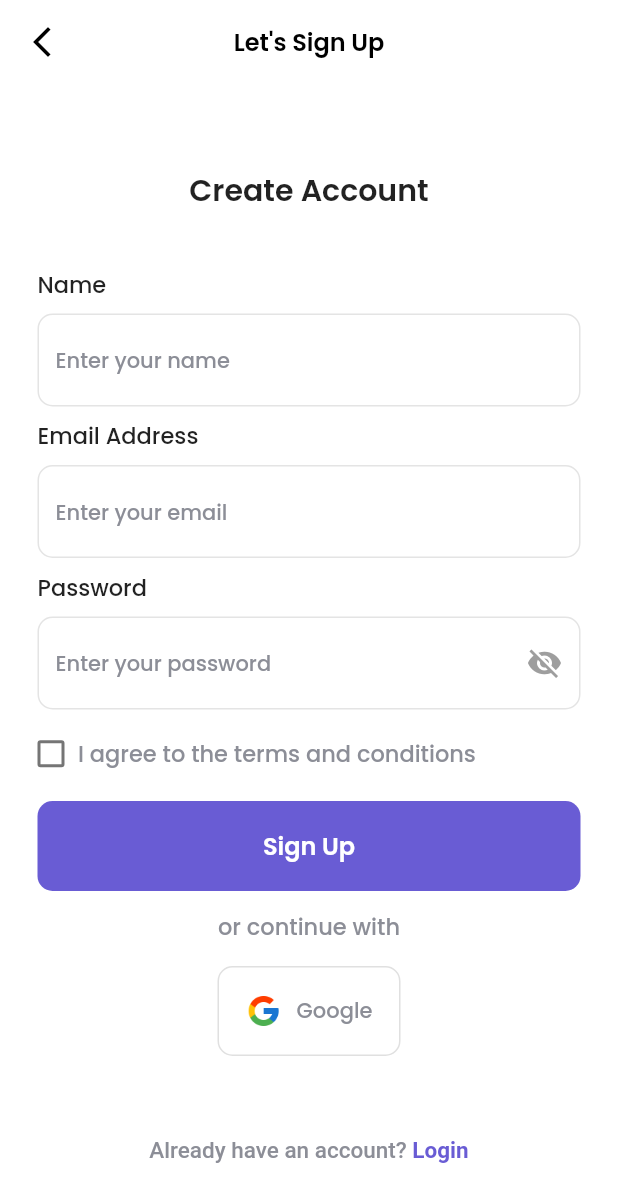
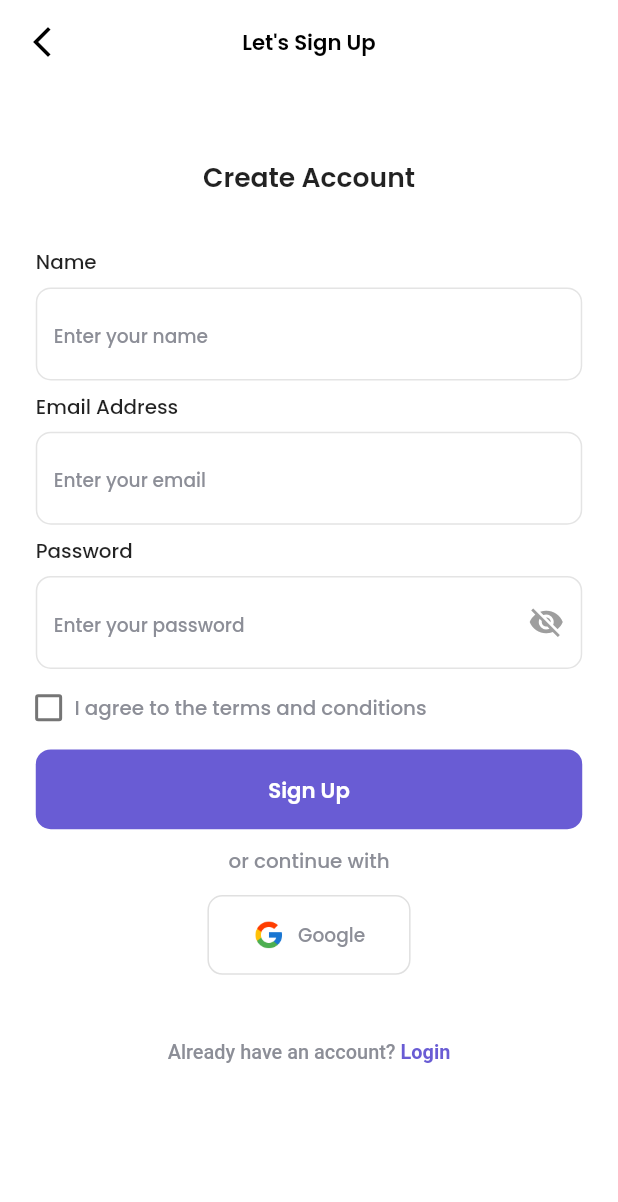
Before and after one commit to Coding-Club-IITG/AsterHF, a Flutter app: the SignupScreen screen opened by its route, on a phone screen of 412 x 824 dp. Shown: the top 1202 px of the screen. Run offline on Flutter 3.47's test engine with Material 2 defaults, Android fonts, the phone set to English and light mode, and no system bars; our stand-ins replace cloud_firestore, firebase_auth, firebase_core, flutter_screenutil, google_fonts, google_sign_in; missing offline and left inert: dart:html; accounts and stored records are empty.

Commit message:
made the screens responsive and fixed overflow

```diff
--- a/lib/screens/signup_screen.dart
+++ b/lib/screens/signup_screen.dart
@@ -1,8 +1,7 @@
 import '../widgets/button.dart';
 import 'package:flutter/gestures.dart';
 import 'package:flutter/material.dart';
-
-
+import 'package:flutter_screenutil/flutter_screenutil.dart';
 
 class SignupScreen extends StatefulWidget {
   const SignupScreen({Key? key}) : super(key: key);
@@ -23,10 +22,13 @@ class _SignupScreenState extends State<SignupScreen> {
       backgroundColor: Colors.white,
       appBar: AppBar(
         centerTitle: true,
-        title: const Text(
+        title: Text(
           'Let\'s Sign Up',
           style: TextStyle(
-              color: Colors.black, fontSize: 16, fontWeight: FontWeight.w600),
+            color: Colors.black,
+            fontSize: 16.sp,
+            fontWeight: FontWeight.w600,
+          ),
         ),
         elevation: 0,
         backgroundColor: Colors.white,
@@ -39,54 +41,60 @@ class _SignupScreenState extends State<SignupScreen> {
         ),
       ),
       body: SafeArea(
+        child: SingleChildScrollView(
+          physics: const BouncingScrollPhysics(),
           child: Container(
-          margin: const EdgeInsets.only(
-            left: 25,
-            right: 25,
-            top: 56,
-            bottom: 48,
+            height: 900.h,
+            margin: EdgeInsets.only(
+              left: 25.w,
+              right: 25.w,
+              top: 56.h,
+              bottom: 48.h,
             ),
             child: Column(
               mainAxisAlignment: MainAxisAlignment.start,
               crossAxisAlignment: CrossAxisAlignment.stretch,
               children: [
-              const Text(
+                Text(
                   'Create Account',
                   textAlign: TextAlign.center,
-                style: TextStyle(fontSize: 20,fontWeight: FontWeight.w600),
+                  style: TextStyle(
+                    fontSize: 20.sp,
+                    fontWeight: FontWeight.w600,
                   ),
-              const SizedBox(
-                height: 36,
                 ),
-              const Text(
+                SizedBox(
+                  height: 36.h,
+                ),
+                Text(
                   'Name',
                   style: TextStyle(
                     fontWeight: FontWeight.w500,
-                  fontSize: 15,
+                    fontSize: 15.sp,
                   ),
                 ),
-              const SizedBox(
-                height: 8,
+                SizedBox(
+                  height: 8.h,
                 ),
-              const TextField(
+                TextField(
                   textInputAction: TextInputAction.next,
                   keyboardType: TextInputType.name,
-                cursorColor: Color.fromRGBO(140, 142, 151, 1),
+                  cursorColor: const Color.fromRGBO(140, 142, 151, 1),
                   decoration: InputDecoration(
                     hintText: 'Enter your name',
                     hintStyle: TextStyle(
-                    color: Color.fromRGBO(140, 142, 151, 1),
+                      color: const Color.fromRGBO(140, 142, 151, 1),
                       fontWeight: FontWeight.w500,
-                    fontSize: 14,
+                      fontSize: 14.sp,
                     ),
-                  focusedBorder: OutlineInputBorder(
+                    focusedBorder: const OutlineInputBorder(
                       borderRadius: BorderRadius.all(Radius.circular(10)),
                       borderSide: BorderSide(
                         color: Colors.grey,
                         width: 1,
                       ),
                     ),
-                  enabledBorder: OutlineInputBorder(
+                    enabledBorder: const OutlineInputBorder(
                       borderRadius: BorderRadius.all(Radius.circular(10)),
                       borderSide: BorderSide(
                         color: Color.fromARGB(224, 224, 224, 224),
@@ -95,36 +103,38 @@ class _SignupScreenState extends State<SignupScreen> {
                     ),
                   ),
                 ),
-              const SizedBox(height: 8,),
-              const Text(
+                SizedBox(
+                  height: 8.h,
+                ),
+                Text(
                   'Email Address',
                   style: TextStyle(
                     fontWeight: FontWeight.w500,
-                  fontSize: 15,
+                    fontSize: 15.sp,
                   ),
                 ),
-              const SizedBox(
-                height: 8,
+                SizedBox(
+                  height: 8.h,
                 ),
-              const TextField(
+                TextField(
                   textInputAction: TextInputAction.next,
                   keyboardType: TextInputType.emailAddress,
-                cursorColor: Color.fromRGBO(140, 142, 151, 1),
+                  cursorColor: const Color.fromRGBO(140, 142, 151, 1),
                   decoration: InputDecoration(
                     hintText: 'Enter your email',
                     hintStyle: TextStyle(
-                    color: Color.fromRGBO(140, 142, 151, 1),
+                      color: const Color.fromRGBO(140, 142, 151, 1),
                       fontWeight: FontWeight.w500,
-                    fontSize: 14,
+                      fontSize: 14.sp,
                     ),
-                  focusedBorder: OutlineInputBorder(
+                    focusedBorder: const OutlineInputBorder(
                       borderRadius: BorderRadius.all(Radius.circular(10)),
                       borderSide: BorderSide(
                         color: Colors.grey,
                         width: 1,
                       ),
                     ),
-                  enabledBorder: OutlineInputBorder(
+                    enabledBorder: const OutlineInputBorder(
                       borderRadius: BorderRadius.all(Radius.circular(10)),
                       borderSide: BorderSide(
                         color: Color.fromARGB(224, 224, 224, 224),
@@ -133,18 +143,18 @@ class _SignupScreenState extends State<SignupScreen> {
                     ),
                   ),
                 ),
-              const SizedBox(
-                height: 8,
+                SizedBox(
+                  height: 8.h,
                 ),
-              const Text(
+                Text(
                   'Password',
                   style: TextStyle(
                     fontWeight: FontWeight.w500,
-                  fontSize: 15,
+                    fontSize: 15.sp,
                   ),
                 ),
-              const SizedBox(
-                height: 8,
+                SizedBox(
+                  height: 8.h,
                 ),
                 TextField(
                   textInputAction: TextInputAction.next,
@@ -171,10 +181,10 @@ class _SignupScreenState extends State<SignupScreen> {
                             ),
                     ),
                     hintText: 'Enter your password',
-                  hintStyle: const TextStyle(
-                    color: Color.fromRGBO(140, 142, 151, 1),
+                    hintStyle: TextStyle(
+                      color: const Color.fromRGBO(140, 142, 151, 1),
                       fontWeight: FontWeight.w500,
-                    fontSize: 14,
+                      fontSize: 14.sp,
                     ),
                     focusedBorder: const OutlineInputBorder(
                       borderRadius: BorderRadius.all(Radius.circular(10)),
@@ -192,14 +202,14 @@ class _SignupScreenState extends State<SignupScreen> {
                     ),
                   ),
                 ),
-              const SizedBox(
-                height: 18,
+                SizedBox(
+                  height: 18.h,
                 ),
                 Row(
                   children: [
                     SizedBox(
-                    height: 18,
-                    width: 18,
+                      height: 18.h,
+                      width: 18.w,
                       child: Checkbox(
                         shape: RoundedRectangleBorder(
                             borderRadius: BorderRadius.circular(2.0),
@@ -216,53 +226,53 @@ class _SignupScreenState extends State<SignupScreen> {
                         },
                       ),
                     ),
-                  const SizedBox(
-                    width: 9,
+                    SizedBox(
+                      width: 9.w,
                     ),
-                  const Text(
+                    Text(
                       'I agree to the terms and conditions',
                       style: TextStyle(
-                      color: Color.fromRGBO(140, 142, 151, 1),
+                        color: const Color.fromRGBO(140, 142, 151, 1),
                         fontWeight: FontWeight.w500,
-                      fontSize: 15,
+                        fontSize: 15.sp,
                       ),
                     ),
-
                   ],
                 ),
-              const SizedBox(
-                height: 20,
+                SizedBox(
+                  height: 20.h,
                 ),
                 Material(
                   color: Theme.of(context).primaryColor,
                   borderRadius: const BorderRadius.all(Radius.circular(10)),
                   child: InkWell(
                     onTap: () {},
-                  child: const Button(
+                    child: Button(
                       text: 'Sign Up',
-                      width: 240,
-                      fontsize: 16,
+                      width: 240.w,
+                      fontsize: 16.sp,
                       fontweight: FontWeight.w600,
-                      height: 60),
+                      height: 60.h,
                     ),
                   ),
-              const SizedBox(
-                height: 12,
                 ),
-              const Text(
+                SizedBox(
+                  height: 12.h,
+                ),
+                 Text(
                   'or continue with',
                   textAlign: TextAlign.center,
                   style: TextStyle(
-                  color: Color.fromRGBO(140, 142, 151, 1),
+                    color: const Color.fromRGBO(140, 142, 151, 1),
                     fontWeight: FontWeight.w500,
-                  fontSize: 15,
+                    fontSize: 15.sp,
                   ),
                 ),
-              const SizedBox(
-                height: 15,
+                 SizedBox(
+                  height: 15.h,
                 ),
                 Container(
-                padding: const EdgeInsets.symmetric(horizontal: 120),
+                  padding: EdgeInsets.symmetric(horizontal: 120.w),
                   child: OutlinedButton(
                     style: ButtonStyle(
                       shape: MaterialStateProperty.all(
@@ -275,23 +285,23 @@ class _SignupScreenState extends State<SignupScreen> {
                     ),
                     onPressed: () {},
                     child: SizedBox(
-                    height: 60,
+                      height: 60.h,
                       child: Row(
                         mainAxisAlignment: MainAxisAlignment.center,
                         children: [
                           Image.asset(
                             'assets/images/google.png',
-                          height: 24.0,
+                            height: 24.0.h,
                           ),
-                        const SizedBox(
-                          width: 10,
+                          SizedBox(
+                            width: 10.h,
                           ),
-                        const Text(
+                           Text(
                             'Google',
                             style: TextStyle(
-                            color: Color.fromRGBO(140, 142, 151, 1),
+                              color: const Color.fromRGBO(140, 142, 151, 1),
                               fontWeight: FontWeight.w500,
-                            fontSize: 14,
+                              fontSize: 14.sp,
                             ),
                           ),
                         ],
@@ -299,25 +309,25 @@ class _SignupScreenState extends State<SignupScreen> {
                     ),
                   ),
                 ),
-              const Spacer(),
+                SizedBox(height: 50.h,),
                 RichText(
                   textAlign: TextAlign.center,
                   text: TextSpan(
                     children: [
-                    const TextSpan(
+                      TextSpan(
                         text: 'Already have an account? ',
                         style: TextStyle(
-                        color: Color.fromRGBO(140, 142, 151, 1),
+                          color: const Color.fromRGBO(140, 142, 151, 1),
                           fontWeight: FontWeight.w500,
-                        fontSize: 15,
+                          fontSize: 15.sp,
                         ),
                       ),
                       TextSpan(
                           text: 'Login',
-                        style: const TextStyle(
-                          color: Color.fromRGBO(105, 92, 212, 1),
+                          style:  TextStyle(
+                            color: const Color.fromRGBO(105, 92, 212, 1),
                             fontWeight: FontWeight.w600,
-                          fontSize: 15,
+                            fontSize: 15.sp,
                           ),
                           recognizer: TapGestureRecognizer()
                             ..onTap = () => Navigator.of(context).pop()),
@@ -328,6 +338,7 @@ class _SignupScreenState extends State<SignupScreen> {
             ),
           ),
         ),
+      ),
     );
   }
 }
--- a/pubspec.yaml
+++ b/pubspec.yaml
@@ -35,6 +35,10 @@ dependencies:
   google_fonts: ^3.0.1
   firebase_core: ^2.3.0
   firebase_auth: ^4.1.5
+  flutter_secure_storage: ^6.1.0
+  flutter_screenutil: ^5.6.0
+  google_sign_in: ^5.4.2
+  cloud_firestore: ^4.2.0
 
 dev_dependencies:
   flutter_test:
```
Also changed, not shown: lib/controllers/google_auth.dart (added, +93 -0 lines), lib/main.dart (+5 -19 lines), lib/screens/first_screen.dart (+19 -17 lines), lib/screens/login_screen.dart (+89 -75 lines), lib/screens/splashscreen.dart (+4 -3 lines), lib/firebase_options.dart, pubspec.lock, 13 other files. Lines whose indentation alone changed are shown as unchanged.
